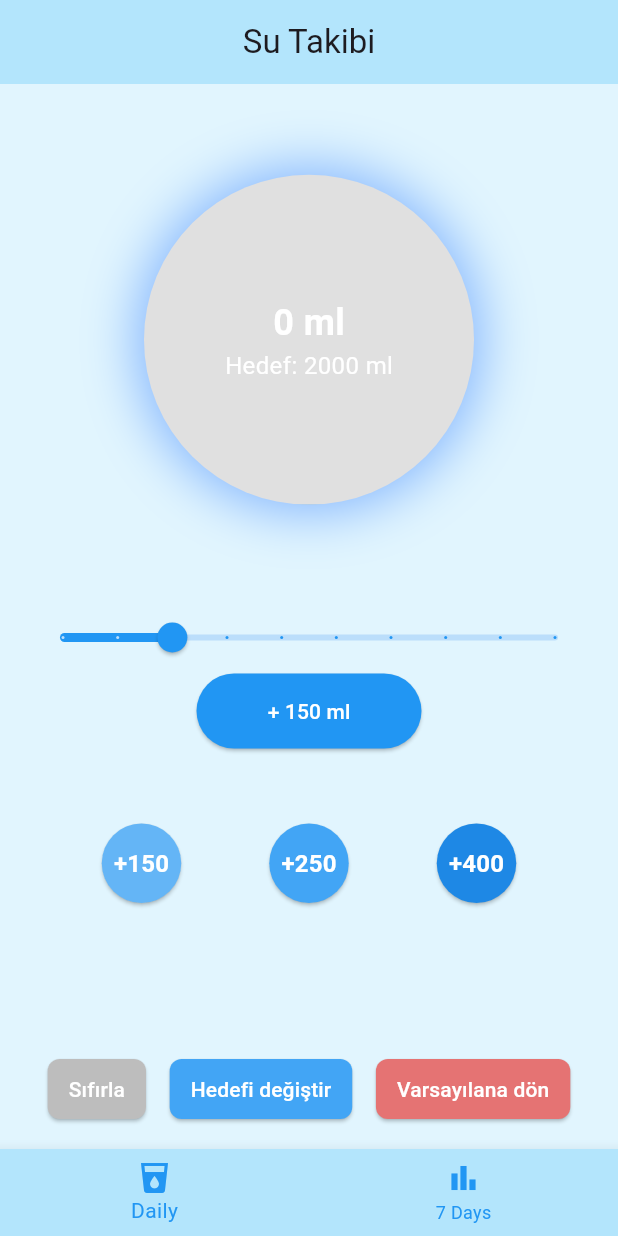
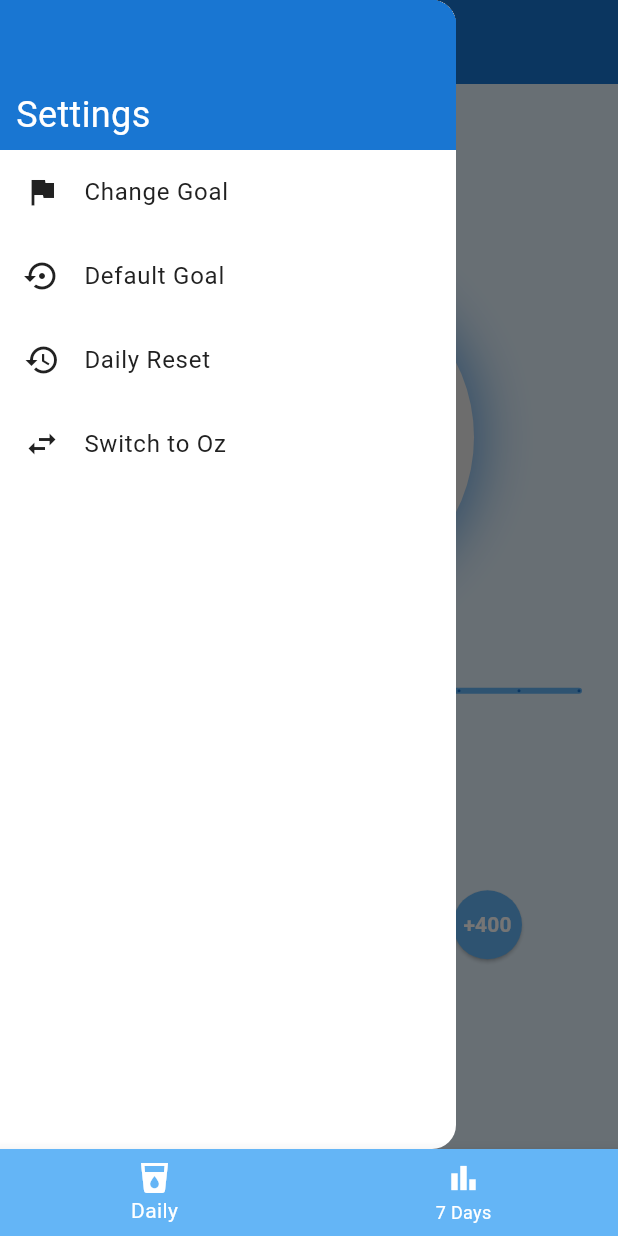
Before and after one commit to HaChaQe/Water-Track-App, a Flutter app: the screen it shows after launch, with the side drawer open (before the commit the screen has no drawer), on a phone screen of 412 x 824 dp. Run offline on Flutter 3.47's test engine with Material 3 defaults, Android fonts, the phone set to English and light mode, and no system bars; our stand-ins replace confetti, fl_chart, shared_preferences.

Commit message:
feat: add drawer settings, Ml/Oz unit logic and UI improvements

```diff
--- a/lib/daily_page.dart
+++ b/lib/daily_page.dart
@@ -7,12 +7,16 @@ class DailyPage extends StatefulWidget {
   final int dailyGoal;
   final Function(int) onGoalChange;
   final Function(int) onDayComplete;
+  final bool isOz;
+  final VoidCallback onToggleUnit;
 
   const DailyPage({
     super.key,
     required this.dailyGoal,
     required this.onGoalChange,
     required this.onDayComplete,
+    required this.isOz,
+    required this.onToggleUnit,
   });
 
   @override
@@ -39,6 +43,18 @@ class _DailyPageState extends State<DailyPage> with SingleTickerProviderStateMix
     _confettiController.dispose();
     _waveController.dispose();
     super.dispose();
+  }
+
+  @override
+  void didUpdateWidget(covariant DailyPage oldWidget) {
+    super.didUpdateWidget(oldWidget);
+    if (widget.isOz != oldWidget.isOz) {
+      setState(() {
+        sliderValue = widget.isOz
+            ? (sliderValue / 29.57).clamp(2, 16) // ml -> oz
+            : (sliderValue * 29.57).clamp(50, 500); // oz -> ml
+      });
+    }
   }
 
   Future<void> _loadMl() async {
@@ -95,24 +111,75 @@ class _DailyPageState extends State<DailyPage> with SingleTickerProviderStateMix
 
   @override
   Widget build(BuildContext context) {
+    double sliderMin = widget.isOz ? 2 : 50;
+    double sliderMax = widget.isOz ? 16 : 500;
     double progress = totalMl / widget.dailyGoal;
     if (progress > 1.0) progress = 1.0;
 
     return Scaffold(
-      backgroundColor: Colors.lightBlue[50],
-      appBar: AppBar(title: const Center(child: Text('Su Takibi')),backgroundColor: Colors.lightBlue[100]),
-      body: Stack(
+      appBar: AppBar(
+        title: const Text("Daily Water Track"),
+        leading: Builder(
+          builder: (context) => IconButton(
+            onPressed: () => Scaffold.of(context).openDrawer(),
+            icon: const Icon(Icons.settings),
+          ),
+        ),
+      ),
+      drawer: Drawer(
+        child: ListView(
+          padding: EdgeInsets.zero,
+          children: [
+            Container(
+              height: 100,
+              color: Theme.of(context).colorScheme.primary,
+              alignment: Alignment(-0.9, 0.8),
+              child: const Text('Settings', style: TextStyle(color: Colors.white, fontSize: 24)),
+            ),
+            ListTile(
+              leading: const Icon(Icons.flag),
+              title: const Text('Change Goal'),
+              onTap: () {
+                Navigator.pop(context);
+                _changeGoalDialog();
+              },
+            ),
+            ListTile(
+              leading: const Icon(Icons.settings_backup_restore),
+              title: const Text('Default Goal'),
+              onTap: () {
+                setDailyGoal(2000);
+                Navigator.pop(context);
+              },
+            ),
+            ListTile(
+              leading: const Icon(Icons.restore),
+              title: const Text('Daily Reset'),
+              onTap: () {
+                resetWater();
+                Navigator.pop(context);
+              },
+            ),
+            ListTile(
+              leading: const Icon(Icons.swap_horiz),
+              title: Text(widget.isOz ? "Switch to mL" : "Switch to Oz"),
+              onTap: () {
+                widget.onToggleUnit();
+                Navigator.pop(context);
+              },
+            ),
+          ],
+        ),
+      ),
+      backgroundColor: Colors.blue.shade50,
+      body: Center(
+        child: Stack(
           alignment: Alignment.center,
           children: [
-          Padding(
-            padding: const EdgeInsets.symmetric(horizontal: 16.0, vertical: 16),
-            child: Column(
+            Column(
+              mainAxisSize: MainAxisSize.min,
               children: [
-                // const SizedBox(height: 30),
-                // Su dairesi
-                Expanded(
-                  child: Center(
-                    child: SizedBox(
+                SizedBox(
                   width: 220,
                   height: 220,
                   child: Stack(
@@ -123,27 +190,26 @@ class _DailyPageState extends State<DailyPage> with SingleTickerProviderStateMix
                         height: 220,
                         decoration: BoxDecoration(
                           shape: BoxShape.circle,
-                              color: Colors.grey[300],
+                          color: Colors.grey[200],
                           boxShadow: [
                             BoxShadow(
-                                  color: Colors.blueAccent.withOpacity(0.6),
+                              color: Theme.of(context).colorScheme.primary.withOpacity(0.6),
                               blurRadius: 30,
-                                  spreadRadius: 5
+                              spreadRadius: 5,
                             )
-                              ]
+                          ],
                         ),
                       ),
                       AnimatedBuilder(
                         animation: _waveController,
                         builder: (context, child) {
                           return ClipPath(
-                                clipper: WaveClipper(
-                                    animationValue: _waveController.value, progress: progress),
+                            clipper: WaveClipper(animationValue: _waveController.value, progress: progress),
                             child: Container(
                               width: 220,
                               height: 220,
-                                  decoration: const BoxDecoration(
-                                    color: Colors.blue,
+                              decoration: BoxDecoration(
+                                color: Theme.of(context).colorScheme.primary,
                                 shape: BoxShape.circle,
                               ),
                             ),
@@ -153,68 +219,93 @@ class _DailyPageState extends State<DailyPage> with SingleTickerProviderStateMix
                       Column(
                         mainAxisAlignment: MainAxisAlignment.center,
                         children: [
-                              Text("$totalMl ml",
-                                  style: const TextStyle(
+                          Text(
+                            widget.isOz
+                                ? "${(totalMl / 29.57).round()} oz"
+                                : "$totalMl ml",
+                            style: TextStyle(
                                 fontSize: 24,
                                 fontWeight: FontWeight.bold,
-                                      color: Colors.white)),
-                              Text("Hedef: ${widget.dailyGoal} ml",
-                                  style: const TextStyle(fontSize: 16, color: Colors.white)),
+                                color: progress >= 0.5 ? Colors.white : Colors.grey),
+                          ),
+                          Text(
+                            widget.isOz
+                                ? "Goal: ${(widget.dailyGoal / 29.57).round()} oz"
+                                : "Goal: ${widget.dailyGoal} ml",
+                            style: TextStyle(
+                                fontSize: 16,
+                                color: progress >= 0.35 ? Colors.white : Colors.grey),
+                          ),
                         ],
                       ),
                     ],
                   ),
                 ),
-                  ),
-                ),
-                const SizedBox(height: 20),
+                const SizedBox(height: 35),
+                Column(
+                  children: [
                     Slider(
-                      value: sliderValue,
-                      min: 50,
-                      max: 500,
-                      divisions: 9,
-                      activeColor: Colors.blue,
-                      inactiveColor: Colors.blue[100],
-                      label: sliderValue.toInt().toString(),
+                      value: sliderValue.clamp(sliderMin, sliderMax),
+                      min: sliderMin,
+                      max: sliderMax,
+                      divisions: widget.isOz ? (sliderMax - sliderMin).toInt() : 9,
+                      activeColor: Theme.of(context).colorScheme.primary,
+                      inactiveColor: Theme.of(context).colorScheme.secondary,
+                      label: widget.isOz
+                          ? "${sliderValue.clamp(sliderMin, sliderMax).round()} oz"
+                          : "${sliderValue.clamp(sliderMin, sliderMax).toInt()} ml",
                       onChanged: (value) {
                         setState(() {
                           sliderValue = value;
                         });
                       },
                     ),
+                    const SizedBox(height: 8),
                     ElevatedButton(
-                      onPressed: () => addWater(sliderValue.toInt()),
+                      onPressed: () {
+                        final mlValue = widget.isOz ? (sliderValue * 29.57).round() : sliderValue.toInt();
+                        addWater(mlValue);
+                      },
                       style: ElevatedButton.styleFrom(
-                          backgroundColor: Colors.blue, minimumSize: const Size(150, 50)),
-                      child: Text("+ ${sliderValue.toInt()} ml", style: TextStyle(color: Colors.white),),
+                        backgroundColor: Theme.of(context).colorScheme.primary,
+                        minimumSize: const Size(120, 50),
                       ),
-                SizedBox(height: 50,),
+                      child: Text(
+                        widget.isOz
+                            ? "+ ${sliderValue.round()} oz"
+                            : "+ ${sliderValue.toInt()} ml",
+                        style: const TextStyle(color: Colors.white, fontSize: 16),
+                      ),
+                    ),
+                    const SizedBox(height: 50),
                     Row(
                       mainAxisAlignment: MainAxisAlignment.spaceEvenly,
                       children: [
-                    _mlButton(150, Colors.blue[300]!),
-                    _mlButton(250, Colors.blue[400]!),
-                    _mlButton(400, Colors.blue[600]!),
-                  ],
+                        for (var val in [150, 250, 400])
+                          ElevatedButton(
+                            onPressed: () {
+                              final mlValue = widget.isOz ? (val / 29.57).round() : val;
+                              addWater(mlValue);
+                            },
+                            style: ElevatedButton.styleFrom(
+                              shape: const CircleBorder(),
+                              padding: const EdgeInsets.all(13),
+                              backgroundColor: Colors.blue.shade300,
                             ),
-                SizedBox(height: 100,),
-                // Alt menü butonları
-                Column(
-                  children: [
-                    Row(
-                      mainAxisAlignment: MainAxisAlignment.spaceEvenly,
-                      children: [
-                        _smallButton("Sıfırla", resetWater, Colors.grey[400]!),
-                        _smallButton("Hedefi değiştir", _changeGoalDialog, Colors.blue[400]!),
-                        _smallButton("Varsayılana dön", () => setDailyGoal(2000), Colors.red[300]!),
-                      ],
+                            child: Text(
+                              widget.isOz ? "+ ${(val / 29.57).round()}" : "+$val",
+                              style: const TextStyle(
+                                  fontSize: 14,
+                                  fontWeight: FontWeight.bold,
+                                  color: Colors.white),
+                            ),
                           ),
                       ],
                     ),
                   ],
+                )
+              ],
             ),
-          ),
-          // Konfeti
             ConfettiWidget(
               confettiController: _confettiController,
               blastDirectionality: BlastDirectionality.explosive,
@@ -224,39 +315,14 @@ class _DailyPageState extends State<DailyPage> with SingleTickerProviderStateMix
               maxBlastForce: 50,
               minBlastForce: 20,
               gravity: 0.3,
-            colors: const [Colors.red, Colors.blue, Colors.green, Colors.orange, Colors.purple],
+              colors: const [
+                Color(0xFF1976D2),
+                Color(0xFF64B5F6),
+                Color(0xFFFFC107),
+              ],
             ),
           ],
         ),
-    );
-  }
-
-  Widget _mlButton(int ml, Color color) {
-    return ElevatedButton(
-      onPressed: () => addWater(ml),
-      style: ElevatedButton.styleFrom(
-        shape: const CircleBorder(),
-        padding: const EdgeInsets.all(15),
-        backgroundColor: color,
-      ),
-      child: Text(
-        "+$ml",
-        style: const TextStyle(fontSize: 16, fontWeight: FontWeight.bold, color: Colors.white),
-      ),
-    );
-  }
-
-  Widget _smallButton(String text, VoidCallback onTap, Color color) {
-    return ElevatedButton(
-      onPressed: onTap,
-      style: ElevatedButton.styleFrom(
-        backgroundColor: color,
-        padding: const EdgeInsets.symmetric(horizontal: 14, vertical: 10),
-        shape: RoundedRectangleBorder(borderRadius: BorderRadius.circular(8)),
-      ),
-      child: Text(
-        text,
-        style: const TextStyle(fontSize: 14, color: Colors.white),
       ),
     );
   }
@@ -266,20 +332,20 @@ class _DailyPageState extends State<DailyPage> with SingleTickerProviderStateMix
     final newGoal = await showDialog<int>(
       context: context,
       builder: (context) => AlertDialog(
-        title: const Text("Yeni hedef gir:"),
+        title: const Text("Enter new goal:"),
         content: TextField(
           controller: controller,
           keyboardType: TextInputType.number,
-          decoration: const InputDecoration(hintText: "Kaç ml?"),
+          decoration: const InputDecoration(hintText: "How many ml?"),
         ),
         actions: [
-          TextButton(onPressed: () => Navigator.pop(context), child: const Text("İptal")),
+          TextButton(onPressed: () => Navigator.pop(context), child: const Text("Cancel")),
           TextButton(
             onPressed: () {
               final value = int.tryParse(controller.text);
               if (value != null && value > 0) Navigator.pop(context, value);
             },
-            child: const Text("Kaydet"),
+            child: const Text("Save"),
           ),
         ],
       ),
--- a/lib/main.dart
+++ b/lib/main.dart
@@ -6,33 +6,18 @@ void main() {
   runApp(const MyApp());
 }
 
-class MyApp extends StatelessWidget {
+class MyApp extends StatefulWidget {
   const MyApp({super.key});
 
   @override
-  Widget build(BuildContext context) {
-    return MaterialApp(
-      debugShowCheckedModeBanner: false,
-      title: 'Water Tracker',
-      theme: ThemeData(primarySwatch: Colors.blue),
-      home: const HomePage(),
-    );
-  }
+  State<MyApp> createState() => _MyAppState();
 }
 
-class HomePage extends StatefulWidget {
-  const HomePage({super.key});
-
-  @override
-  State<HomePage> createState() => _HomePageState();
-}
-
-class _HomePageState extends State<HomePage> {
+class _MyAppState extends State<MyApp> {
   int _selectedIndex = 0;
-
   int _dailyGoal = 2000;
-  // Haftalık veri: Pazartesi=0, ..., Pazar=6
   final List<int> _weeklyData = [1200, 1800, 2000, 1500, 2200, 1700, 2100];
+  bool _isOz = false;
 
   void _updateDailyGoal(int newGoal) {
     setState(() {
@@ -41,35 +26,69 @@ class _HomePageState extends State<HomePage> {
   }
 
   void _updateWeeklyData(int todayAmount) {
-    final todayIndex = DateTime.now().weekday - 1; // 0=Mon, 6=Sun
+    final todayIndex = DateTime.now().weekday - 1;
     setState(() {
       _weeklyData[todayIndex] = todayAmount;
     });
   }
 
+  void _toggleUnit() {
+    setState(() {
+      _isOz = !_isOz;
+    });
+  }
+
   @override
   Widget build(BuildContext context) {
-    final List<Widget> pages = [
+    final pages = [
       DailyPage(
         dailyGoal: _dailyGoal,
         onGoalChange: _updateDailyGoal,
         onDayComplete: _updateWeeklyData,
+        isOz: _isOz,
+        onToggleUnit: _toggleUnit,
       ),
       WeeklyPage(
         dailyGoal: _dailyGoal,
         weeklyData: _weeklyData,
+        isOz: _isOz,
       ),
     ];
 
-    return Scaffold(
-      backgroundColor: Colors.lightBlue[50],
+    return MaterialApp(
+      debugShowCheckedModeBanner: false,
+      title: 'Water Tracker',
+      theme: ThemeData.light().copyWith(
+        primaryColor: const Color(0xFF1976D2),
+        colorScheme: const ColorScheme.light(
+          primary: Color(0xFF1976D2),
+          secondary: Color(0xFF64B5F6),
+          background: Color(0xFFF5F5F5),
+          surface: Colors.white,
+          onPrimary: Colors.white,
+          onSecondary: Colors.white,
+          onBackground: Color(0xFF212121),
+          onSurface: Color(0xFF212121),
+          brightness: Brightness.light,
+        ),
+        scaffoldBackgroundColor: const Color(0xFFF5F5F5),
+        appBarTheme: const AppBarTheme(
+          backgroundColor: Color(0xFF1976D2),
+          foregroundColor: Colors.white,
+          centerTitle: true,
+          elevation: 0,
+        ),
+        bottomNavigationBarTheme: const BottomNavigationBarThemeData(
+          backgroundColor: Color(0xFF64B5F6),
+          selectedItemColor: Color(0xFFFFFFFF),
+          unselectedItemColor: Color(0xFFFFFFFF),
+        ),
+      ),
+      home: Scaffold(
         body: pages[_selectedIndex],
         bottomNavigationBar: BottomNavigationBar(
-        backgroundColor: Colors.lightBlue[100],
+          currentIndex: _selectedIndex,
           type: BottomNavigationBarType.fixed,
-        currentIndex: _selectedIndex,
-        selectedItemColor: Colors.blue,
-        unselectedItemColor: Colors.blue,
           onTap: (index) {
             setState(() {
               _selectedIndex = index;
@@ -77,15 +96,16 @@ class _HomePageState extends State<HomePage> {
           },
           items: const [
             BottomNavigationBarItem(
-            icon: Icon(Icons.local_drink, color: Colors.blue,),
+              icon: Icon(Icons.local_drink),
               label: "Daily",
             ),
             BottomNavigationBarItem(
-            icon: Icon(Icons.bar_chart, color: Colors.blue),
+              icon: Icon(Icons.bar_chart),
               label: "7 Days",
             ),
           ],
         ),
+      ),
     );
   }
 }
```
Also changed, not shown: lib/weekly_page.dart (+26 -26 lines), 1 other file. Lines whose indentation alone changed are shown as unchanged.
